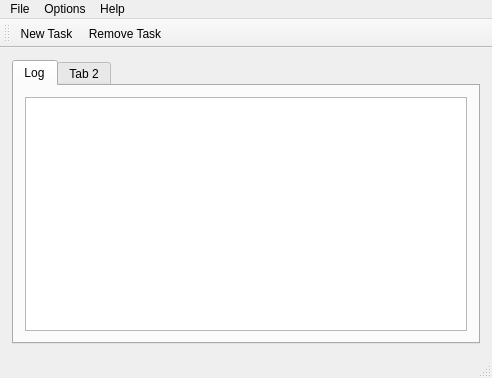
Qt form ui/mediasitedownloder.ui (pussbb/QMediaSiteDownloader) before a commit.
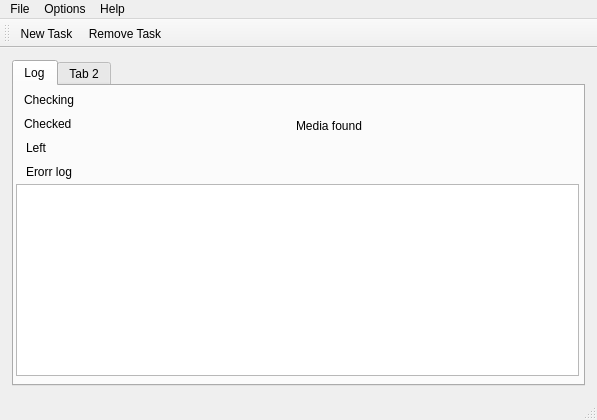
The same form after that commit. The open tabs and pages were chosen to show the change. Icons and pictures are not drawn.

What changed in the file:
```diff
--- a/ui/mediasitedownloder.ui
+++ b/ui/mediasitedownloder.ui
@@ -6,8 +6,8 @@
    <rect>
     <x>0</x>
     <y>0</y>
-    <width>488</width>
-    <height>378</height>
+    <width>597</width>
+    <height>420</height>
    </rect>
   </property>
   <property name="windowTitle">
@@ -249,7 +249,7 @@
       </widget>
       <widget class="QWidget" name="parse_info">
        <layout class="QGridLayout" name="gridLayout_3">
-        <item row="0" column="0">
+        <item row="0" column="1">
          <widget class="QTabWidget" name="tabWidget">
           <property name="currentIndex">
            <number>0</number>
@@ -258,11 +258,121 @@
            <attribute name="title">
             <string>Log</string>
            </attribute>
-           <layout class="QGridLayout" name="gridLayout_4">
-            <item row="0" column="0">
-             <widget class="QListWidget" name="log"/>
-            </item>
-           </layout>
+           <widget class="QListWidget" name="log">
+            <property name="geometry">
+             <rect>
+              <x>2</x>
+              <y>98</y>
+              <width>563</width>
+              <height>192</height>
+             </rect>
+            </property>
+           </widget>
+           <widget class="QLabel" name="label_4">
+            <property name="geometry">
+             <rect>
+              <x>10</x>
+              <y>6</y>
+              <width>85</width>
+              <height>16</height>
+             </rect>
+            </property>
+            <property name="text">
+             <string>Checking</string>
+            </property>
+           </widget>
+           <widget class="QLabel" name="curent_cheking">
+            <property name="geometry">
+             <rect>
+              <x>104</x>
+              <y>6</y>
+              <width>459</width>
+              <height>16</height>
+             </rect>
+            </property>
+           </widget>
+           <widget class="QLabel" name="label_5">
+            <property name="geometry">
+             <rect>
+              <x>12</x>
+              <y>78</y>
+              <width>137</width>
+              <height>16</height>
+             </rect>
+            </property>
+            <property name="text">
+             <string>Erorr log</string>
+            </property>
+           </widget>
+           <widget class="QLabel" name="label_6">
+            <property name="geometry">
+             <rect>
+              <x>10</x>
+              <y>30</y>
+              <width>105</width>
+              <height>16</height>
+             </rect>
+            </property>
+            <property name="text">
+             <string>Checked</string>
+            </property>
+           </widget>
+           <widget class="QLabel" name="numder_checked">
+            <property name="geometry">
+             <rect>
+              <x>122</x>
+              <y>30</y>
+              <width>113</width>
+              <height>16</height>
+             </rect>
+            </property>
+           </widget>
+           <widget class="QLabel" name="label_7">
+            <property name="geometry">
+             <rect>
+              <x>12</x>
+              <y>54</y>
+              <width>91</width>
+              <height>16</height>
+             </rect>
+            </property>
+            <property name="text">
+             <string>Left</string>
+            </property>
+           </widget>
+           <widget class="QLabel" name="lrft_num">
+            <property name="geometry">
+             <rect>
+              <x>114</x>
+              <y>52</y>
+              <width>163</width>
+              <height>16</height>
+             </rect>
+            </property>
+           </widget>
+           <widget class="QLabel" name="label_8">
+            <property name="geometry">
+             <rect>
+              <x>282</x>
+              <y>32</y>
+              <width>109</width>
+              <height>16</height>
+             </rect>
+            </property>
+            <property name="text">
+             <string>Media found</string>
+            </property>
+           </widget>
+           <widget class="QLabel" name="media_num">
+            <property name="geometry">
+             <rect>
+              <x>410</x>
+              <y>32</y>
+              <width>56</width>
+              <height>15</height>
+             </rect>
+            </property>
+           </widget>
           </widget>
           <widget class="QWidget" name="tab_2">
            <attribute name="title">
@@ -282,7 +392,7 @@
     <rect>
      <x>0</x>
      <y>0</y>
-     <width>488</width>
+     <width>597</width>
      <height>25</height>
     </rect>
    </property>
```
Left out of the diff: 17 changed lines with no effect on the pictures.
